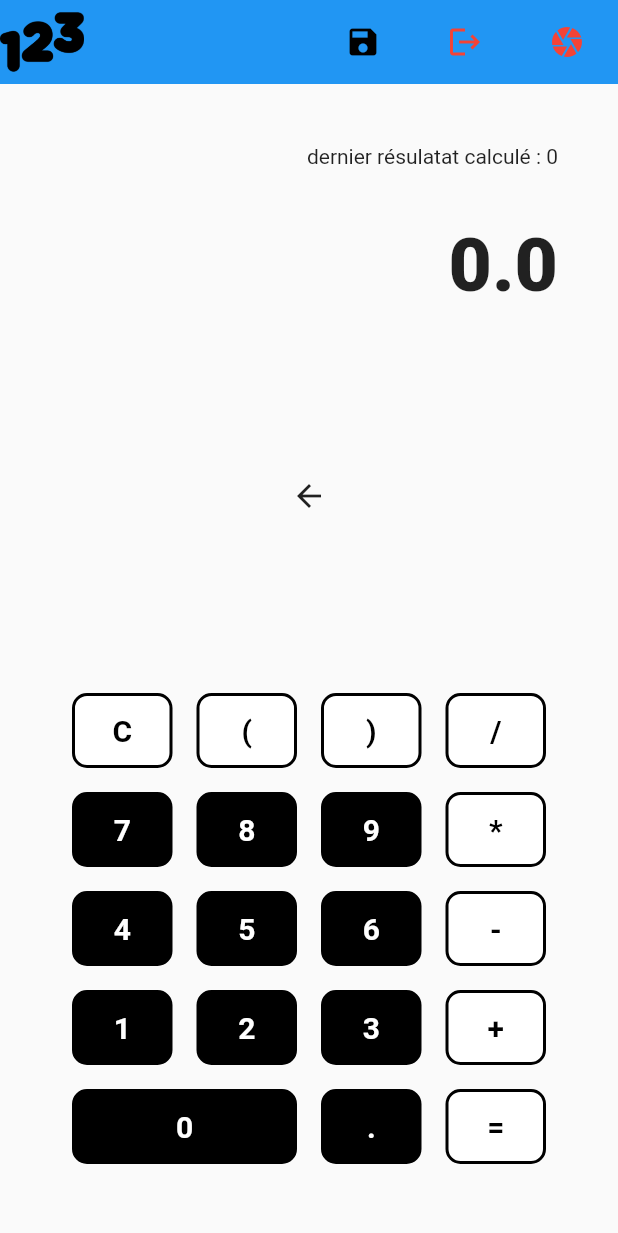
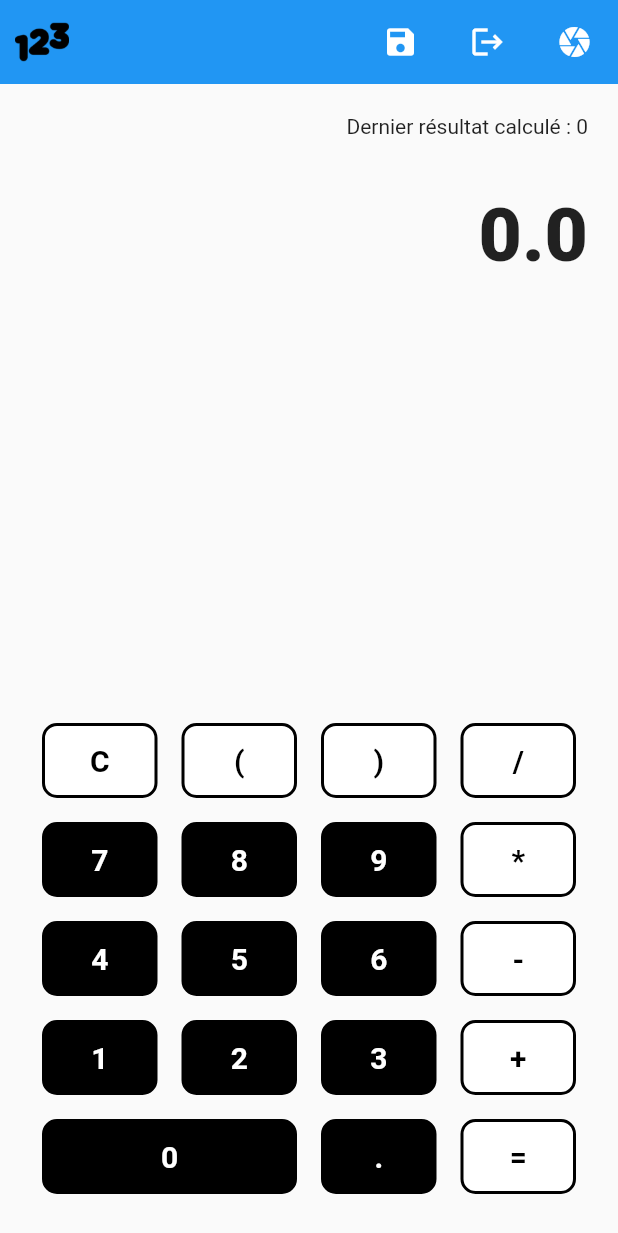
Before and after one commit to VannSup/Flutter_Calculatrice, a Flutter app: the HomeScreen screen opened by its route, on a phone screen of 412 x 824 dp. Shown: the top 1233 px of the screen. Run offline on Flutter 3.47's test engine with Material 2 defaults, Android fonts, the phone set to English and light mode, and no system bars; our stand-ins replace camera, shared_preferences; missing offline and left inert: function_tree; accounts and stored records are empty.

Commit message:
Amélioration graphique

```diff
--- a/lib/app/screens/home/home_screen.dart
+++ b/lib/app/screens/home/home_screen.dart
@@ -149,35 +149,35 @@ class _HomeScreenState extends State<HomeScreen> {
           onTap: () {
             Navigator.pop(context);
           },
-          child: Image.asset('assets/images/logo.png'),
+          child: Padding(padding: const EdgeInsets.symmetric(horizontal: 10), child: Image.asset('assets/images/logo.png'))
         ),
         elevation: 0,
         actions: [
           Padding(
-            padding: const EdgeInsets.symmetric(horizontal: 10),
+            padding: const EdgeInsets.symmetric(horizontal: 5),
             child: IconButton(
               icon: Icon(Icons.save),
-              color: Colors.black,
+              color: Colors.white,
               onPressed: () {
                 navigateToHistory(context);
               },
             ),
           ),
           Padding(
-            padding: const EdgeInsets.symmetric(horizontal: 10),
+            padding: const EdgeInsets.symmetric(horizontal: 5),
             child: IconButton(
               icon: Icon(Icons.logout),
-              color: Colors.red,
+              color: Colors.white,
               onPressed: () {
                 logout();
               },
             ),
           ),
           Padding(
-            padding: const EdgeInsets.symmetric(horizontal: 10),
+            padding: const EdgeInsets.symmetric(horizontal: 5),
             child: IconButton(
               icon: Icon(Icons.camera),
-              color: Colors.red,
+              color: Colors.white,
               onPressed: () {
                 navigateToScanScreen();
               },
@@ -186,7 +186,7 @@ class _HomeScreenState extends State<HomeScreen> {
         ],
       ),
       body: Padding(
-        padding: const EdgeInsets.all(40),
+        padding: const EdgeInsets.all(20),
         child: Container(
           child: Column(
             crossAxisAlignment: CrossAxisAlignment.stretch,
@@ -196,7 +196,7 @@ class _HomeScreenState extends State<HomeScreen> {
                 crossAxisAlignment: CrossAxisAlignment.end,
                 children: [
                   Text(
-                      'dernier résulatat calculé : ${last_stored_result.toString()}'),
+                      'Dernier résultat calculé : ${last_stored_result.toString()}'),
                   Text(
                     equation.toString(),
                     style: TextStyle(color: Colors.black.withOpacity(0.5)),
@@ -208,7 +208,6 @@ class _HomeScreenState extends State<HomeScreen> {
                   ),
                 ],
               ),
-              BackButton(),
               Container(
                 child: Column(
                     children: elements
--- a/lib/app/widgets/login_form.dart
+++ b/lib/app/widgets/login_form.dart
@@ -96,7 +96,7 @@ class _LoginFormState extends State<LoginForm> {
                         Padding(
                           padding: const EdgeInsets.all(8.0),
                           child: TextFormField(
-                            keyboardType: TextInputType.datetime,
+                            keyboardType: TextInputType.emailAddress,
                             controller: _emailController,
                             validator: (value) {
                               String pattern =
@@ -112,7 +112,7 @@ class _LoginFormState extends State<LoginForm> {
                             },
                             decoration: InputDecoration(
                                 labelText: 'E-mail',
-                                helperText: 'mettez votre e-mail',
+                                helperText: 'Mettez votre e-mail.',
                                 hintText: 'email@exemple.com'),
                           ),
                         ),
@@ -122,7 +122,8 @@ class _LoginFormState extends State<LoginForm> {
                             controller: _passwordController,
                             decoration: InputDecoration(
                               labelText: 'Mot de passe',
-                              helperText: 'mettez votre mot de passe',
+                              helperText: 'Mettez votre mot de passes.',
+                              hintText: '•••••••••••••••'
                             ),
                             validator: (value) {
                               print(value);
```
